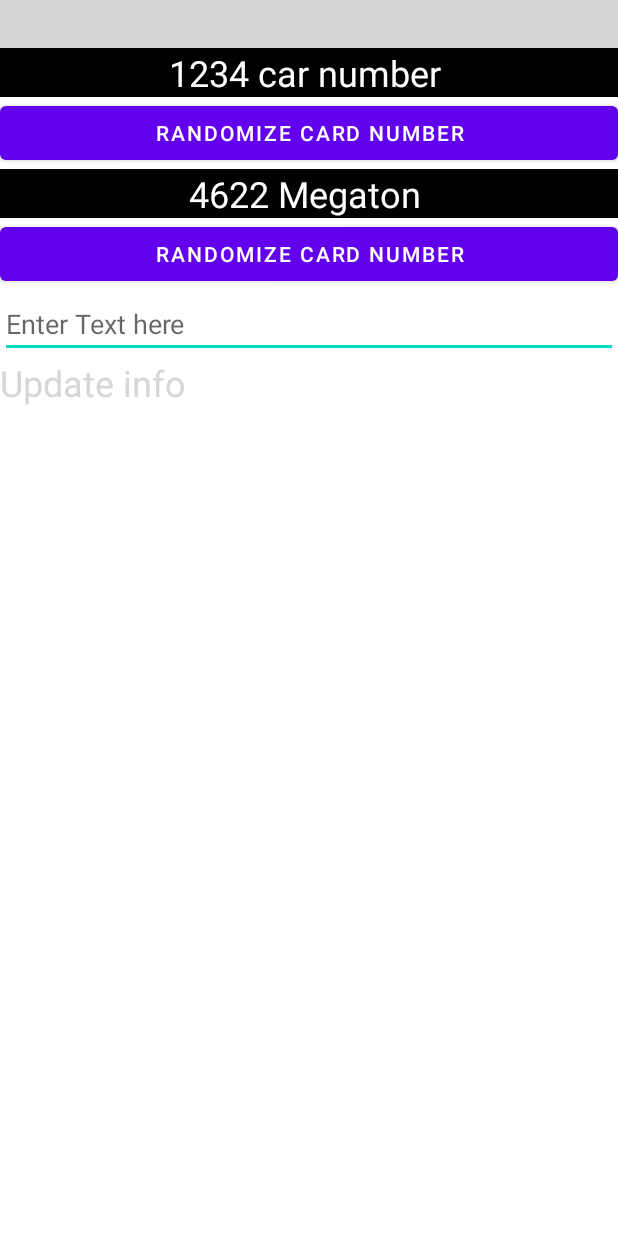
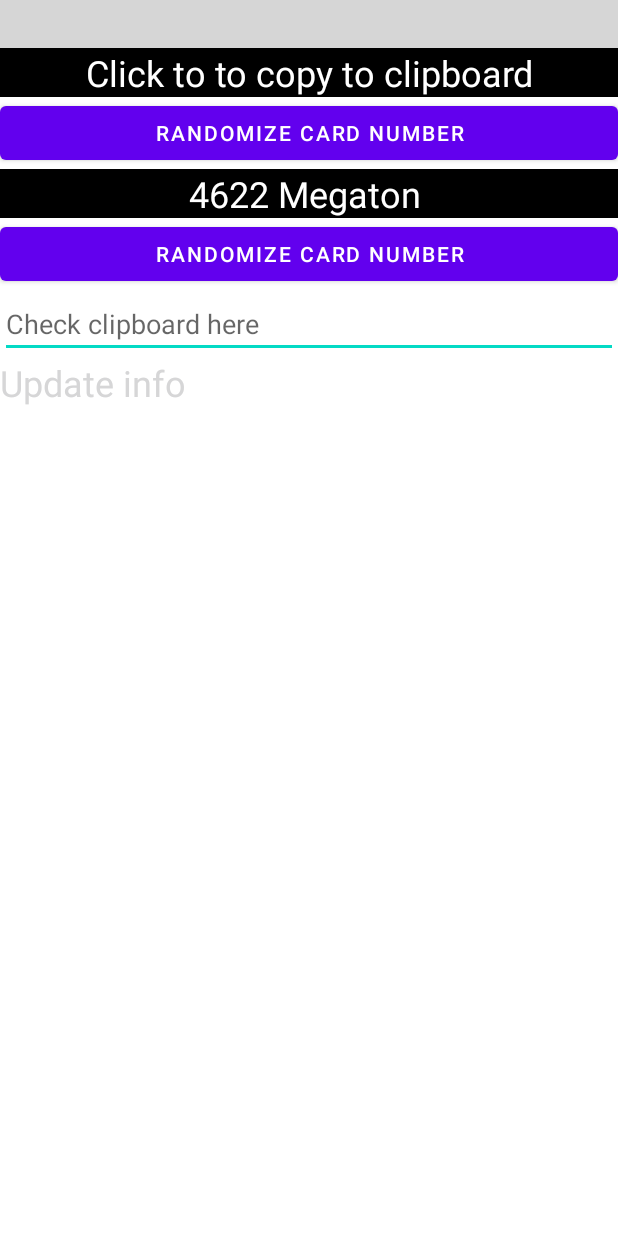
Before and after one commit to authoritydmc/CardDo, an Android app: the layout activity_main.xml on its own in the app's theme, with its tools: preview values and no code run, on a phone screen of 412 x 824 dp. Run offline under Robolectric (Android 15) with nearby library versions, the phone set to English and light mode, and no system bars; plain views replace CustomCreditCard; grey boxes are pictures that could not be loaded.

Commit message:
app new update 0.0.8

```diff
--- a/app/src/main/res/layout/activity_main.xml
+++ b/app/src/main/res/layout/activity_main.xml
@@ -33,7 +33,7 @@
     <com.authoritydmc.carddo.utility.CardView
         android:layout_width="match_parent"
         android:id="@+id/cardView"
-        app:TEXT="1234 car number "
+        app:TEXT="Click to to copy to clipboard"
         android:layout_weight="5"
         android:layout_height="0dp"/>
 
@@ -48,7 +48,7 @@
         android:layout_width="match_parent"
         android:layout_height="wrap_content"
         android:id="@+id/edit"
-        android:hint="Enter Text here"
+        android:hint="Check clipboard here"
         />
 
     <TextView
```
